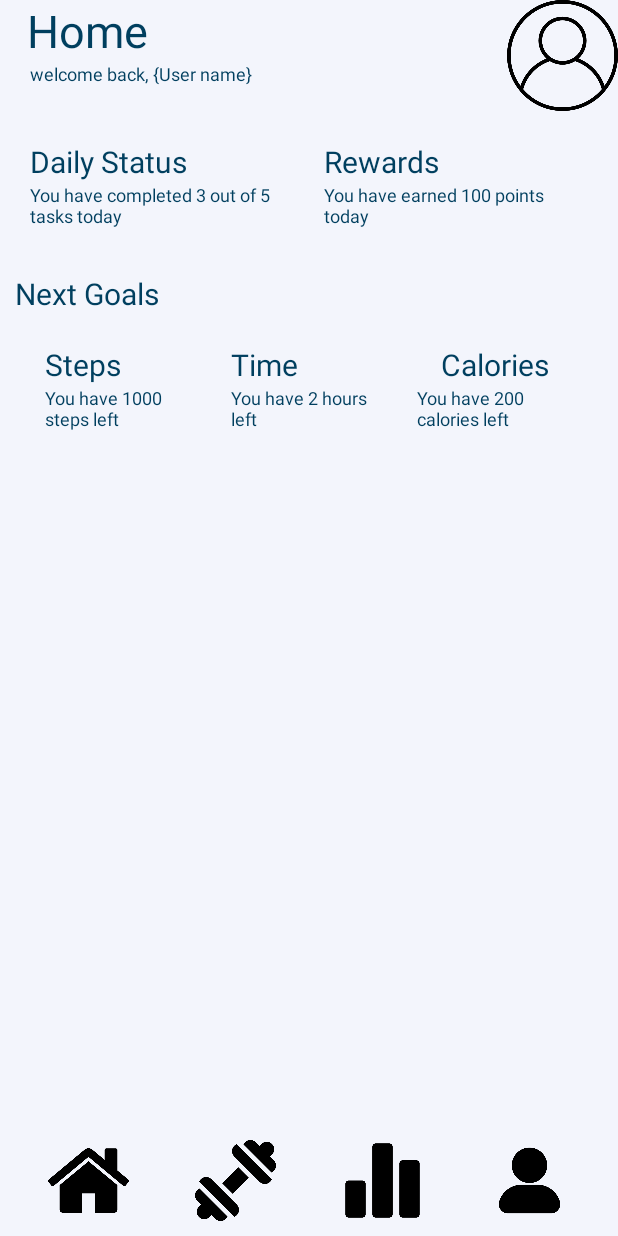
After one commit to asselgh/FitQuest, an Android app: the HomeActivity screen opened directly, with no data from a screen before it, on a phone screen of 412 x 824 dp. The commit adds this screen. Run offline under Robolectric (Android 15) with nearby library versions, the phone set to English and light mode, and no system bars.

Commit message:
1. xml and java files were created for home page 2. structure for the xml home page were created. 3. remember me Check box button now is working. 4. if the remeber me is checked the email and password will be saved for the next login.

```diff
--- a/app/src/main/AndroidManifest.xml
+++ b/app/src/main/AndroidManifest.xml
@@ -30,6 +30,10 @@
             android:name=".SignupActivity"
             android:exported="true" />
 
+        <activity
+            android:name=".HomeActivity"
+            android:exported="true" />
+
 
     </application>
 
--- /dev/null
+++ b/app/src/main/java/com/example/fitquest/HomeActivity.java
@@ -0,0 +1,14 @@
+package com.example.fitquest;
+
+import android.os.Bundle;
+
+import androidx.appcompat.app.AppCompatActivity;
+
+public class HomeActivity extends AppCompatActivity {
+
+    @Override
+    protected void onCreate(Bundle savedInstanceState) {
+        super.onCreate(savedInstanceState);
+        setContentView(R.layout.activity_home);
+    }
+}
--- a/app/src/main/java/com/example/fitquest/LoginActivity.java
+++ b/app/src/main/java/com/example/fitquest/LoginActivity.java
@@ -1,9 +1,11 @@
 package com.example.fitquest;
 
 import android.content.Intent;
+import android.content.SharedPreferences;
 import android.os.Bundle;
 import android.view.View;
 import android.widget.Button;
+import android.widget.CheckBox;
 import android.widget.EditText;
 import android.widget.Toast;
 
@@ -13,13 +15,15 @@ import androidx.appcompat.app.AppCompatActivity;
 import com.google.android.gms.tasks.Task;
 import com.google.firebase.auth.AuthResult;
 import com.google.firebase.auth.FirebaseAuth;
+import com.google.android.gms.tasks.OnCompleteListener;
 import com.google.firebase.auth.FirebaseUser;
-import com.google.android.gms.tasks.OnCompleteListener;
 
 public class LoginActivity extends AppCompatActivity {
 
     private EditText emailEditText, passwordEditText;
     private FirebaseAuth mAuth;
+    private CheckBox rememberMeCheckbox;
+    private SharedPreferences sharedPreferences;
 
     @Override
     protected void onCreate(Bundle savedInstanceState) {
@@ -30,33 +34,50 @@ public class LoginActivity extends AppCompatActivity {
         emailEditText = findViewById(R.id.edit_email); // Corrected ID
         passwordEditText = findViewById(R.id.edit_password); // Corrected ID
         Button loginBtn = findViewById(R.id.loginBtn);
+        rememberMeCheckbox = findViewById(R.id.rememberMe); // ID for remember me checkbox
+        sharedPreferences = getSharedPreferences("loginPrefs", MODE_PRIVATE);
+
+        // Check if remember me is checked and populate email and password fields
+        if (sharedPreferences.getBoolean("rememberMe", false)) {
+            emailEditText.setText(sharedPreferences.getString("email", ""));
+            passwordEditText.setText(sharedPreferences.getString("password", ""));
+            rememberMeCheckbox.setChecked(true);
+        }
 
         loginBtn.setOnClickListener(new View.OnClickListener() {
             @Override
             public void onClick(View v) {
                 String email = emailEditText.getText().toString();
                 String password = passwordEditText.getText().toString();
+                boolean rememberMe = rememberMeCheckbox.isChecked();
 
                 if (email.isEmpty() || password.isEmpty()) {
                     // Display a toast message if email or password is empty
                     Toast.makeText(LoginActivity.this, "Email or password cannot be empty!", Toast.LENGTH_SHORT).show();
-                }
-                else if (!email.contains("@") || !email.contains(".")){
+                } else if (!email.contains("@") || !email.contains(".")) {
                     // Display a toast message if email is not in the correct format
                     Toast.makeText(LoginActivity.this, "Please enter a valid email!", Toast.LENGTH_SHORT).show();
-                }
-                else if(password.length() < 6){
+                } else if (password.length() < 6) {
                     // Display a toast message if password is less than 6 characters
                     Toast.makeText(LoginActivity.this, "Wrong Password!", Toast.LENGTH_SHORT).show();
-                }
-                    else {
+                } else {
                     // If email and password are not empty, proceed with Firebase authentication
                     signInWithEmailAndPassword(email, password);
+                    // Store credentials if remember me is checked
+                    if (rememberMe) {
+                        sharedPreferences.edit().putString("email", email).apply();
+                        sharedPreferences.edit().putString("password", password).apply();
+                        sharedPreferences.edit().putBoolean("rememberMe", true).apply(); // Add this line
+                    } else {
+                        // Clear stored credentials if remember me is unchecked
+                        sharedPreferences.edit().remove("email").apply();
+                        sharedPreferences.edit().remove("password").apply();
+                        sharedPreferences.edit().putBoolean("rememberMe", false).apply(); // Add this line
+                    }
                 }
             }
         });
     }
-
 
     private void signInWithEmailAndPassword(String email, String password) {
         mAuth.signInWithEmailAndPassword(email, password)
@@ -69,7 +90,7 @@ public class LoginActivity extends AppCompatActivity {
                             Toast.makeText(LoginActivity.this, "Authentication success.",
                                     Toast.LENGTH_SHORT).show();
                             // Proceed to the next activity
-                            Intent intent = new Intent(LoginActivity.this, MainActivity.class); //change this when we create the mainpage
+                            Intent intent = new Intent(LoginActivity.this, HomeActivity.class); //change this when we create the mainpage
                             startActivity(intent);
                             finish();
                         }
--- /dev/null
+++ b/app/src/main/res/layout/activity_home.xml
@@ -0,0 +1,247 @@
+<?xml version="1.0" encoding="utf-8"?>
+<LinearLayout xmlns:android="http://schemas.android.com/apk/res/android"
+    xmlns:app="http://schemas.android.com/apk/res-auto"
+    xmlns:tools="http://schemas.android.com/tools"
+    android:layout_width="match_parent"
+    android:layout_height="match_parent"
+    android:background="@color/background"
+    android:orientation="vertical"
+    tools:context=".HomeActivity">
+
+    <LinearLayout
+        android:layout_width="match_parent"
+        android:layout_height="wrap_content"
+        android:orientation="horizontal">
+
+        <LinearLayout
+            android:layout_width="0dp"
+            android:layout_height="wrap_content"
+            android:layout_weight="1"
+            android:orientation="vertical">
+
+            <TextView
+                android:layout_width="wrap_content"
+                android:layout_height="wrap_content"
+                android:paddingLeft="18dp"
+                android:text="Home"
+                android:textColor="@color/title"
+                android:textSize="30sp" />
+
+            <TextView
+                android:layout_width="wrap_content"
+                android:layout_height="wrap_content"
+                android:paddingLeft="20dp"
+                android:text="welcome back, {User name}"
+                android:textColor="@color/title"
+                android:textSize="12sp" />
+
+        </LinearLayout>
+
+        <ImageView
+            android:layout_width="74dp"
+            android:layout_height="74dp"
+            android:layout_gravity="center_vertical"
+            android:contentDescription="profile image"
+            android:src="@drawable/profile" />
+
+    </LinearLayout>
+
+    <!--    dashboard to view the daily status and the rewards-->
+    <LinearLayout
+        android:layout_width="match_parent"
+        android:layout_height="wrap_content"
+        android:orientation="horizontal"
+        android:padding="10dp">
+
+        <LinearLayout
+            android:layout_width="0dp"
+            android:layout_height="wrap_content"
+            android:layout_weight="1"
+            android:orientation="vertical"
+            android:padding="10dp">
+
+            <TextView
+                android:layout_width="wrap_content"
+                android:layout_height="wrap_content"
+                android:text="Daily Status"
+                android:textColor="@color/title"
+                android:textSize="20sp" />
+
+            <TextView
+                android:layout_width="wrap_content"
+                android:layout_height="wrap_content"
+                android:text="You have completed 3 out of 5 tasks today"
+                android:textColor="@color/title"
+                android:textSize="12sp" />
+
+        </LinearLayout>
+
+        <LinearLayout
+            android:layout_width="0dp"
+            android:layout_height="wrap_content"
+            android:layout_weight="1"
+            android:orientation="vertical"
+            android:padding="10dp">
+
+            <TextView
+                android:layout_width="wrap_content"
+                android:layout_height="wrap_content"
+                android:text="Rewards"
+                android:textColor="@color/title"
+                android:textSize="20sp" />
+
+            <TextView
+                android:layout_width="wrap_content"
+                android:layout_height="wrap_content"
+                android:text="You have earned 100 points today"
+                android:textColor="@color/title"
+                android:textSize="12sp" />
+
+        </LinearLayout>
+
+    </LinearLayout>
+
+
+    <!--dashboard to show the next goals, it should have the steps, time, and calories left-->
+    <LinearLayout
+        android:layout_width="match_parent"
+        android:layout_height="wrap_content"
+        android:orientation="vertical"
+        android:padding="10dp">
+
+        <TextView
+            android:layout_width="wrap_content"
+            android:layout_height="wrap_content"
+            android:text="Next Goals"
+            android:textColor="@color/title"
+            android:textSize="20sp" />
+
+        <LinearLayout
+            android:layout_width="match_parent"
+            android:layout_height="wrap_content"
+            android:orientation="horizontal"
+            android:padding="10dp">
+
+            <LinearLayout
+                android:layout_width="0dp"
+                android:layout_height="wrap_content"
+                android:layout_weight="1"
+                android:orientation="vertical"
+                android:padding="10dp">
+
+                <TextView
+                    android:layout_width="wrap_content"
+                    android:layout_height="wrap_content"
+                    android:text="Steps"
+                    android:textColor="@color/title"
+                    android:textSize="20sp" />
+
+                <TextView
+                    android:layout_width="wrap_content"
+                    android:layout_height="wrap_content"
+                    android:text="You have 1000 steps left"
+                    android:textColor="@color/title"
+                    android:textSize="12sp" />
+
+            </LinearLayout>
+
+            <LinearLayout
+                android:layout_width="0dp"
+                android:layout_height="wrap_content"
+                android:layout_weight="1"
+                android:orientation="vertical"
+                android:padding="10dp">
+
+                <TextView
+                    android:layout_width="wrap_content"
+                    android:layout_height="wrap_content"
+                    android:text="Time"
+                    android:textColor="@color/title"
+                    android:textSize="20sp" />
+
+                <TextView
+                    android:layout_width="wrap_content"
+                    android:layout_height="wrap_content"
+                    android:text="You have 2 hours left"
+                    android:textColor="@color/title"
+                    android:textSize="12sp" />
+
+            </LinearLayout>
+
+            <LinearLayout
+                android:layout_width="0dp"
+                android:layout_height="wrap_content"
+                android:layout_weight="1"
+                android:orientation="vertical"
+                android:padding="10dp">
+
+                <TextView
+                    android:layout_width="wrap_content"
+                    android:layout_height="wrap_content"
+                    android:layout_gravity="center"
+                    android:text="Calories"
+                    android:textColor="@color/title"
+                    android:textSize="20sp" />
+
+                <TextView
+                    android:layout_width="wrap_content"
+                    android:layout_height="wrap_content"
+                    android:layout_gravity="center"
+                    android:text="You have 200 calories left"
+                    android:textColor="@color/title"
+                    android:textSize="12sp" />
+
+            </LinearLayout>
+        </LinearLayout>
+    </LinearLayout>
+
+    <!--    navigation bar that have the following buttons from left to right, home, workout, status, profile-->
+    <RelativeLayout
+        android:layout_width="match_parent"
+        android:layout_height="match_parent">
+
+        <!-- Your main content here -->
+
+        <LinearLayout
+            android:layout_width="match_parent"
+            android:layout_height="wrap_content"
+            android:orientation="horizontal"
+            android:layout_alignParentBottom="true"
+            android:padding="10dp">
+
+            <ImageView
+                android:layout_width="0dp"
+                android:layout_height="54dp"
+                android:layout_weight="1"
+                android:contentDescription="home icon"
+                android:src="@drawable/homeicon" />
+
+
+            <ImageView
+                android:layout_width="0dp"
+                android:layout_height="54dp"
+                android:layout_weight="1"
+                android:contentDescription="workout icon"
+                android:src="@drawable/workouticon" />
+
+            <ImageView
+                android:layout_width="0dp"
+                android:layout_height="54dp"
+                android:layout_weight="1"
+                android:contentDescription="status icon"
+                android:src="@drawable/statusicon" />
+
+            <ImageView
+                android:layout_width="0dp"
+                android:layout_height="54dp"
+                android:layout_weight="1"
+                android:contentDescription="profile icon"
+                android:src="@drawable/profileicon" />
+
+        </LinearLayout>
+
+    </RelativeLayout>
+
+
+
+</LinearLayout>
--- a/app/src/main/res/layout/login_layout.xml
+++ b/app/src/main/res/layout/login_layout.xml
@@ -29,7 +29,7 @@
         android:layout_marginBottom="60dp"
         android:background="@drawable/input_border"
         android:elevation="5dp"
-        android:hint="Email or Phone Number"
+        android:hint="Enter your email"
         android:inputType="text"
         android:paddingLeft="10dp"
         android:paddingRight="10dp"
@@ -89,6 +89,7 @@
 <!--        android:textSize="20dp" />-->
 
     <CheckBox
+        android:id="@+id/rememberMe"
         android:layout_width="wrap_content"
         android:layout_height="wrap_content"
         android:layout_gravity="center"
--- a/app/src/main/res/layout/signup_layout.xml
+++ b/app/src/main/res/layout/signup_layout.xml
@@ -46,7 +46,7 @@
         android:layout_marginBottom="60dp"
         android:background="@drawable/input_border"
         android:elevation="5dp"
-        android:hint="Email or Phone Number"
+        android:hint="Enter your email"
         android:inputType="text"
         android:paddingLeft="10dp"
         android:paddingRight="10dp"
```
Also changed, not shown: app/src/main/res/drawable/homeicon.png (added), app/src/main/res/drawable/profile.png (added), app/src/main/res/drawable/profileicon.png (added), app/src/main/res/drawable/statusicon.png (added), app/src/main/res/drawable/workouticon.png (added).
